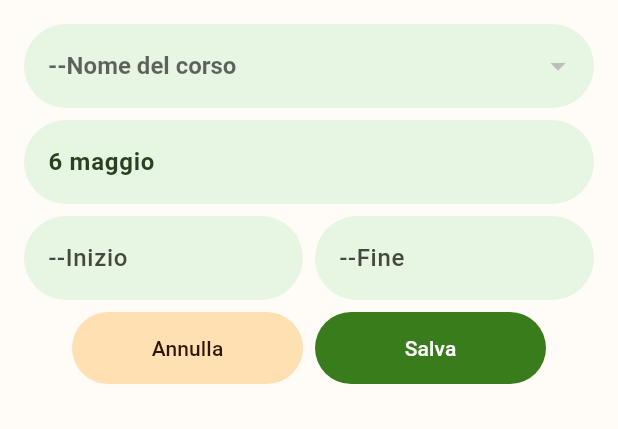
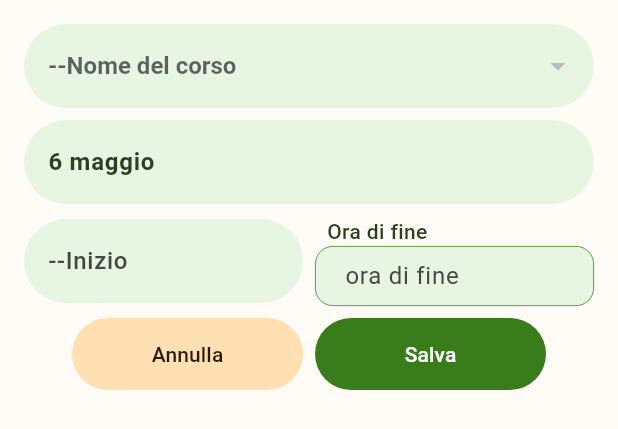
Before and after one commit to denniseccher/tva, a Flutter app: the AddShiftPage widget shown alone on an empty page, opened directly with empty values, on a phone screen of 412 x 824 dp. Shown: the top 429 px of the screen. Run offline on Flutter 3.47's test engine with Material 3 defaults, Android fonts, the phone set to English and light mode, and no system bars; drawn by our look-alikes of flutter_form_builder; our stand-ins replace bloc, cloud_firestore, equatable, file_picker, firebase_auth, firebase_core and 7 more; missing offline and left inert: duration_picker, excel, flutter_email_sender, gradient_icon, loomeive, sign_button; accounts and stored records are empty; network calls fail.

Commit message:
tested new form field design

```diff
--- a/lib/ui/add_shift/add_shift.page.dart
+++ b/lib/ui/add_shift/add_shift.page.dart
@@ -7,7 +7,6 @@ import 'package:gap/gap.dart';
 import 'package:intl/intl.dart';
 import 'package:loomeive/loomeive.dart';
 import 'package:miss_minutes/bloc/shifts/shifts.bloc.dart';
-import 'package:miss_minutes/classes/course.class.dart';
 import 'package:miss_minutes/classes/shift.class.dart';
 import 'package:miss_minutes/repositories/course.repository.dart';
 import 'package:miss_minutes/utilities/functions.utility.dart';
@@ -195,7 +194,20 @@ class _AddShiftPageState extends State<AddShiftPage> {
 
                       Expanded(
                         // Qui viene scelta l'ora di fine
-                        child: FormBuilderDateTimePicker(
+                        child: Column(
+                          crossAxisAlignment: CrossAxisAlignment.start,
+                          children: [
+                            Padding(
+                              padding: const EdgeInsets.symmetric(horizontal: 8.0),
+                              child: Text(
+                                "Ora di fine",
+                                style: TextStyle(
+                                  fontWeight: FontWeight.w500,
+                                  fontSize: 14
+                                ),
+                              ),
+                            ),
+                            FormBuilderDateTimePicker(
                               name: 'timeEnd',
                               inputType: InputType.time,
                               initialTime: TimeOfDay(hour: 16, minute: 0),
@@ -203,15 +215,36 @@ class _AddShiftPageState extends State<AddShiftPage> {
                               format: DateFormat('HH:mm', 'it'),
                               // Stile
                               decoration: InputDecoration(
-                            hintText: '--Fine',
+                                // isCollapsed: true,
+                                isDense: true,
+                                hintText: 'ora di fine',
+                                contentPadding: EdgeInsets.symmetric(
+                                  vertical: 8,
+                                  horizontal: 16
+                                ),
                                 hintStyle: TextStyle(
-                              fontWeight: FontWeight.w500
+                                  fontWeight: FontWeight.w400
                                 ),
                                 filled: true,
                                 border: OutlineInputBorder(
-                              borderSide: BorderSide.none,
-                              borderRadius: BorderRadius.circular(32)
+                                  borderSide: BorderSide(
+                                    color: Theme.of(context).colorScheme.primary,
                                   ),
+                                  borderRadius: BorderRadius.circular(12)
+                                ),
+                                focusedBorder: OutlineInputBorder(
+                                  borderSide: BorderSide(
+                                    color: Theme.of(context).colorScheme.primary,
+                                  ),
+                                  borderRadius: BorderRadius.circular(12)
+                                ),
+                                enabledBorder: OutlineInputBorder(
+                                  borderSide: BorderSide(
+                                    color: Theme.of(context).colorScheme.primary,
+                                    width: 0.5,
+                                  ),
+                                  borderRadius: BorderRadius.circular(12)
+                                )
                               ),
                               textAlign: TextAlign.center,
                               style: TextStyle(
@@ -222,6 +255,8 @@ class _AddShiftPageState extends State<AddShiftPage> {
                               validator: FormBuilderValidators.compose([
                                 FormBuilderValidators.required()
                               ]),
+                            ),
+                          ],
                         ),
                       ),
                     ],
```
Lines whose indentation alone changed are shown as unchanged.
